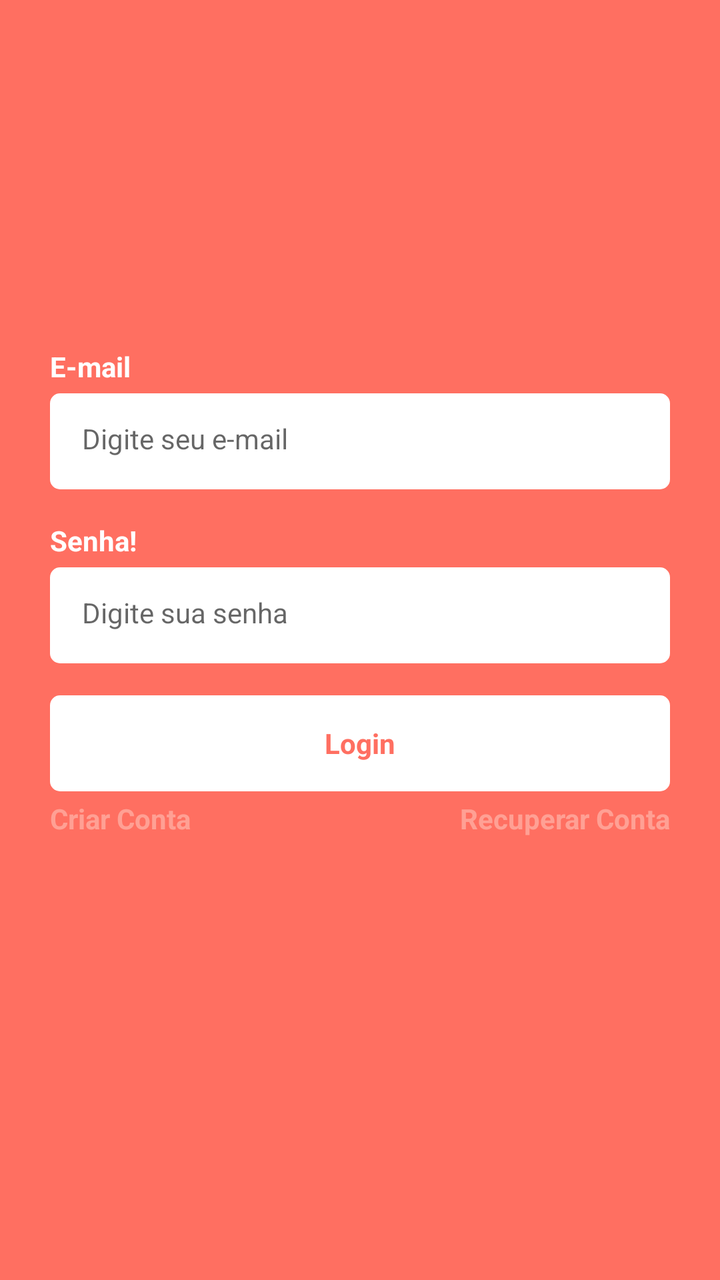
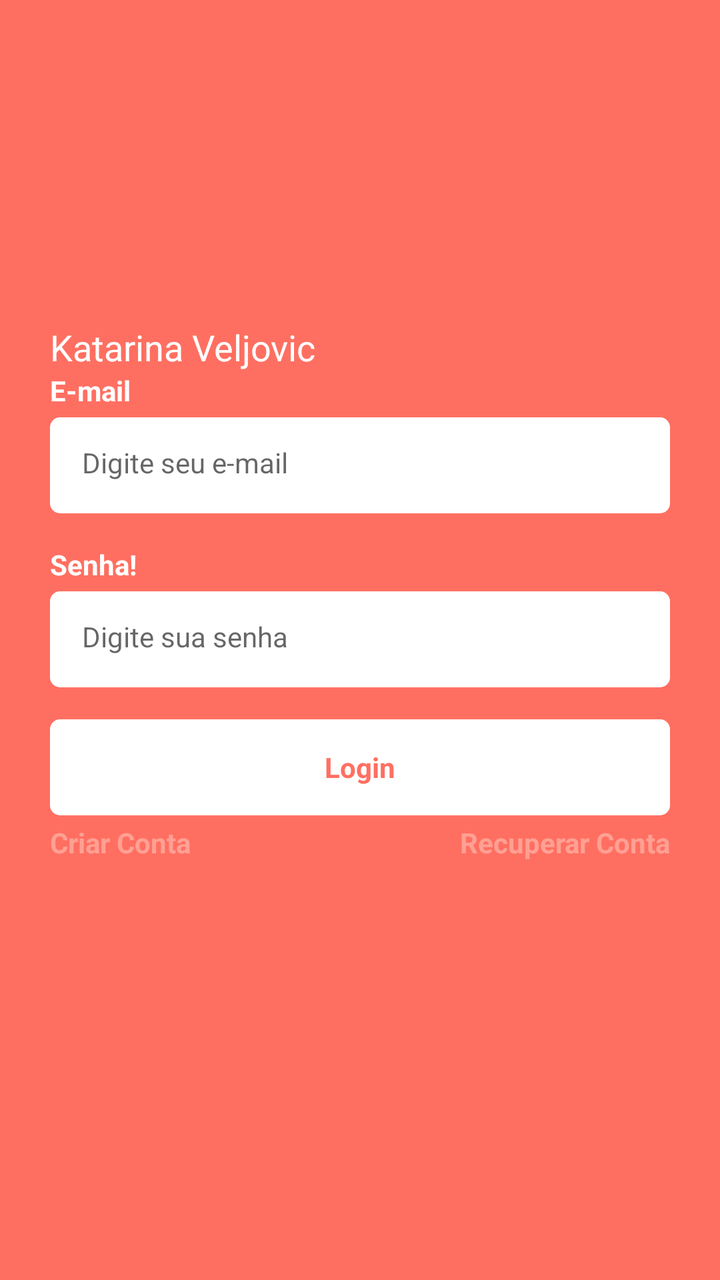

The first picture is an Android layout as it rendered before a commit; the second is the same layout after the commit. The layout source and the unified diff follow.
<!-- AndroidManifest.xml: application theme Theme.Task4 -->
<!-- res/layout/fragment_login.xml -->
<?xml version="1.0" encoding="utf-8"?>
<androidx.constraintlayout.widget.ConstraintLayout xmlns:android="http://schemas.android.com/apk/res/android"
    xmlns:tools="http://schemas.android.com/tools"
    xmlns:app="http://schemas.android.com/apk/res-auto"
    android:layout_width="match_parent"
    android:layout_height="match_parent"
    tools:context=".ui.auth.LoginFragment"
  >

    
    <LinearLayout
        android:id="@+id/linearLayout"
        android:layout_width="0dp"
        android:layout_height="wrap_content"
        app:layout_constraintBottom_toBottomOf="parent"
        app:layout_constraintEnd_toEndOf="parent"
        app:layout_constraintStart_toStartOf="parent"
        app:layout_constraintTop_toTopOf="parent"
        android:orientation="vertical"
        android:layout_marginHorizontal="25dp">

        <TextView
            android:layout_width="wrap_content"
            android:layout_height="wrap_content"
            android:text="@string/email_text"
            android:textColor="@color/white"
            android:textStyle="bold"/>

        <EditText
            android:id="@+id/edittextEmail"
            android:layout_width="match_parent"
            android:layout_height="48dp"
            android:hint="@string/hint_edit_email"
            android:inputType="textEmailAddress"
            style="@style/EditTextTheme"
            android:layout_marginTop="4dp"
           />
        <TextView
            android:layout_width="wrap_content"
            android:layout_height="wrap_content"
            android:text="@string/password_text"
            android:textColor="@color/white"
            android:layout_marginTop="16dp"
            android:textStyle="bold"/>

        <EditText
            android:id="@+id/edittextSenha"
            android:layout_width="match_parent"
            android:layout_height="48dp"
            android:inputType="textPassword"
            android:hint="Digite sua senha"
            style="@style/EditTextTheme"
            android:layout_marginTop="4dp"
            />

        <com.google.android.material.button.MaterialButton
            android:id="@+id/buttonLogin"
            style="@style/ButtonTheme"
            android:layout_width="match_parent"
            android:layout_height="wrap_content"
            android:text="Login"
            android:layout_marginTop="16dp"
            android:textStyle="bold"
            />

        <LinearLayout
            android:layout_width="match_parent"
            android:layout_height="wrap_content"
            android:orientation="horizontal"
            android:layout_marginTop="4dp">

            <TextView
                android:id="@+id/btnRegistrar"
                android:layout_width="wrap_content"
                android:layout_height="wrap_content"
                android:text="Criar Conta"
                android:layout_weight="1"
                android:textStyle="bold"
                android:textAlignment="textStart"
                android:textColor="@color/colorAccent"/>

            <TextView
                android:id="@+id/btnRecover"
                android:layout_width="wrap_content"
                android:layout_height="wrap_content"
                android:text="Recuperar Conta"
                android:layout_weight="1"
                android:textAlignment="textEnd"
                android:textColor="@color/colorAccent"
                android:textStyle="bold"/>
        </LinearLayout>
        <ProgressBar
            android:id="@+id/progressBar"
            android:layout_width="wrap_content"
            android:layout_height="wrap_content"
            android:indeterminateTint="@color/colorPrimary"
            android:layout_gravity="center"
            tools:visibility="visible"
            android:visibility="invisible"/>


    </LinearLayout>

</androidx.constraintlayout.widget.ConstraintLayout>
<!-- resources referenced by this layout -->
<resources>
  <color name="colorAccent">#FFA094</color>
  <color name="colorPrimary">#FF6F61</color>
  <color name="white">#FFFFFF</color>
  <string name="email_text">E-mail</string>
  <string name="hint_edit_email">Digite seu e-mail</string>
  <string name="password_text">Senha!</string>
  <style name="ButtonTheme" parent="Theme.MaterialComponents.DayNight.NoActionBar">
          <item name="android:background">@drawable/bg_btn</item>
          <item name="android:textAllCaps">false</item>
          <item name="android:textColor">@color/color_default</item>
          <item name="backgroundTint">@null</item>
      </style>
  <style name="EditTextTheme" parent="Theme.MaterialComponents.DayNight.NoActionBar">
          <item name="android:background">@drawable/bg_edit_text</item>
          <item name="android:padding">16dp</item>
          <item name="android:textSize">14sp</item>
      </style>
  <style name="Theme.Task4" parent="Base.Theme.Task4" />
  <!-- drawable bg_btn (drawable) -->
  <?xml version="1.0" encoding="utf-8"?>
  <shape xmlns:android="http://schemas.android.com/apk/res/android"
      android:shape="rectangle">
  
      <solid android:color="@color/white"/>
      <corners android:radius="5dp"/>
  </shape>
  <color name="color_default">#FF6F61</color>
  <!-- drawable bg_edit_text (drawable) -->
  <?xml version="1.0" encoding="utf-8"?>
  <shape xmlns:android="http://schemas.android.com/apk/res/android"
      android:shape="rectangle">
  
      <solid android:color="@color/white"/>
      <corners android:radius="5dp"/>
  </shape>
  <style name="Base.Theme.Task4" parent="Theme.Material3.DayNight.NoActionBar">
          <item name="colorPrimary">@color/colorPrimary</item>
          <item name="colorPrimaryVariant">@color/colorPrimaryVariant</item>
          <item name="android:windowBackground">@color/color_default</item>
          <item name="colorAccent">@color/colorAccent</item>
      </style>
  <color name="colorPrimaryVariant">#D34E41</color>
</resources>

<!-- the commit's change to res/layout/fragment_login.xml (unified diff, before → after) -->
@@ -18,6 +18,16 @@
         app:layout_constraintTop_toTopOf="parent"
         android:orientation="vertical"
         android:layout_marginHorizontal="25dp">
+
+        <TextView
+            android:text="Katarina Veljovic"
+            android:layout_width="wrap_content"
+            android:layout_height="wrap_content"
+            android:textColor="@color/white"
+            android:textAlignment="center"
+            android:textSize="18sp"
+
+            />
 
         <TextView
             android:layout_width="wrap_content"
